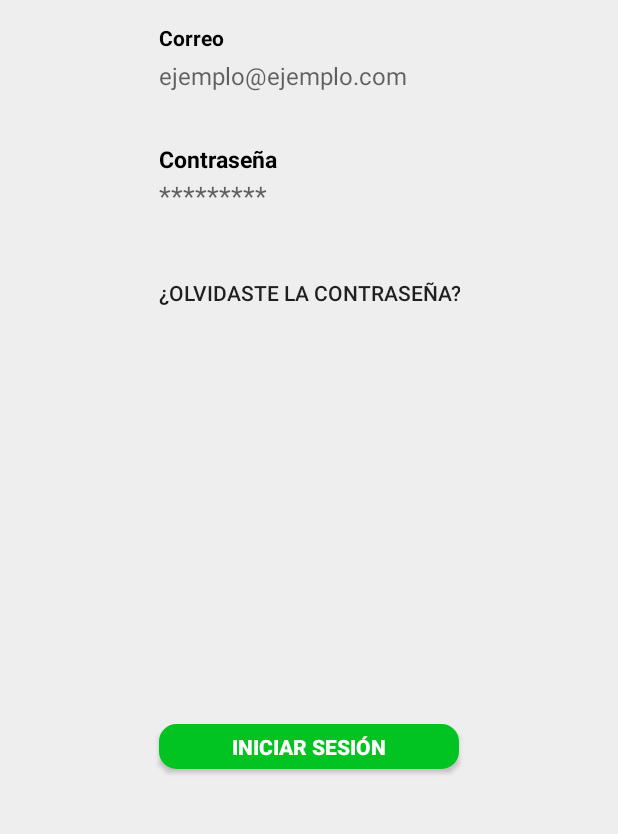
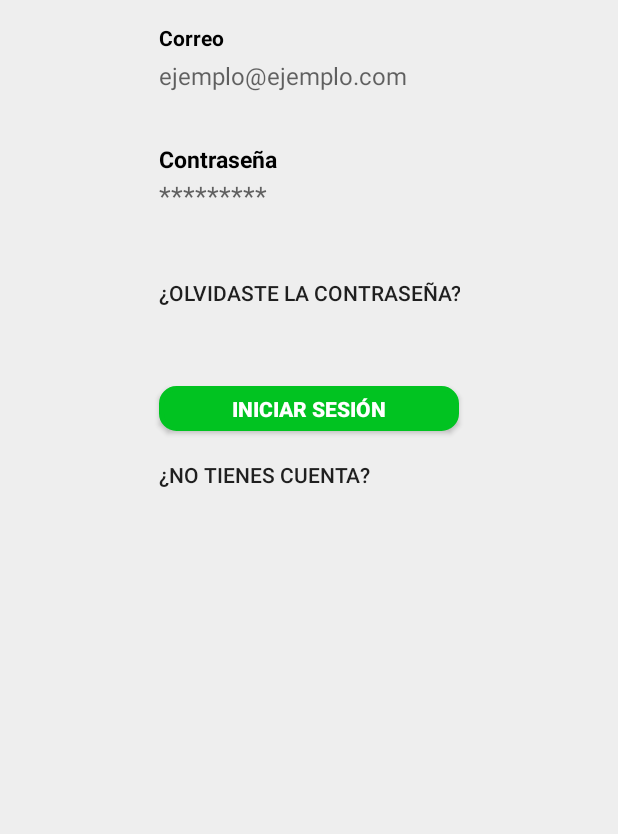
Before and after one commit to victor-saru/ProyectoFinal, an Android app: the screen it shows after launch (MainActivity), on a phone screen of 412 x 824 dp, the part 344-1178 px from its top. Run offline under Robolectric (Android 15) with nearby library versions, the phone set to English and light mode, and no system bars.

Commit message:
Botón de registro y sus traduciones

```diff
--- a/CoachManager/app/src/main/res/layout/activity_main.xml
+++ b/CoachManager/app/src/main/res/layout/activity_main.xml
@@ -43,8 +43,8 @@
         android:id="@+id/edCorreoLogin"
         android:layout_width="200dp"
         android:layout_height="30dp"
+        android:layout_alignStart="@+id/btnLogin"
         android:layout_below="@+id/lblCorreoLogin"
-        android:layout_centerHorizontal="true"
         android:background="#EEEEEE"
         android:ems="10"
         android:hint="@string/hintCorreo"
@@ -79,12 +79,23 @@
         android:id="@+id/btnLogin"
         android:layout_width="200dp"
         android:layout_height="30dp"
-        android:layout_alignParentBottom="true"
+        android:layout_below="@+id/btnRecordarPassword"
         android:layout_centerHorizontal="true"
-        android:layout_marginBottom="82dp"
+        android:layout_marginTop="52dp"
         android:background="@drawable/boton_redondeado"
         android:text="@string/btnLogin"
         android:textColor="@android:color/white"
         android:textStyle="bold" />
 
+    <Button
+        android:id="@+id/btnRegistrase"
+        android:layout_width="wrap_content"
+        android:layout_height="20dp"
+        android:layout_alignStart="@+id/btnLogin"
+        android:layout_alignTop="@+id/btnLogin"
+        android:layout_marginTop="49dp"
+        android:text="@string/btnRegistrase"
+        android:background="#EEEEEE"
+        style="?android:attr/borderlessButtonStyle"/>
+
 </RelativeLayout>
--- a/CoachManager/app/src/main/res/values/strings.xml
+++ b/CoachManager/app/src/main/res/values/strings.xml
@@ -5,6 +5,7 @@
     <string name="btnLogin">Iniciar sesión</string>
     <string name="btnRecordarPassword">¿Olvidaste la contraseña?</string>
     <string name="hintCorreo">ejemplo@ejemplo.com</string>
+    <string name="btnRegistrase">¿No tienes cuenta?</string>
 
 
 </resources>
```
Also changed, not shown: 2 other files.
